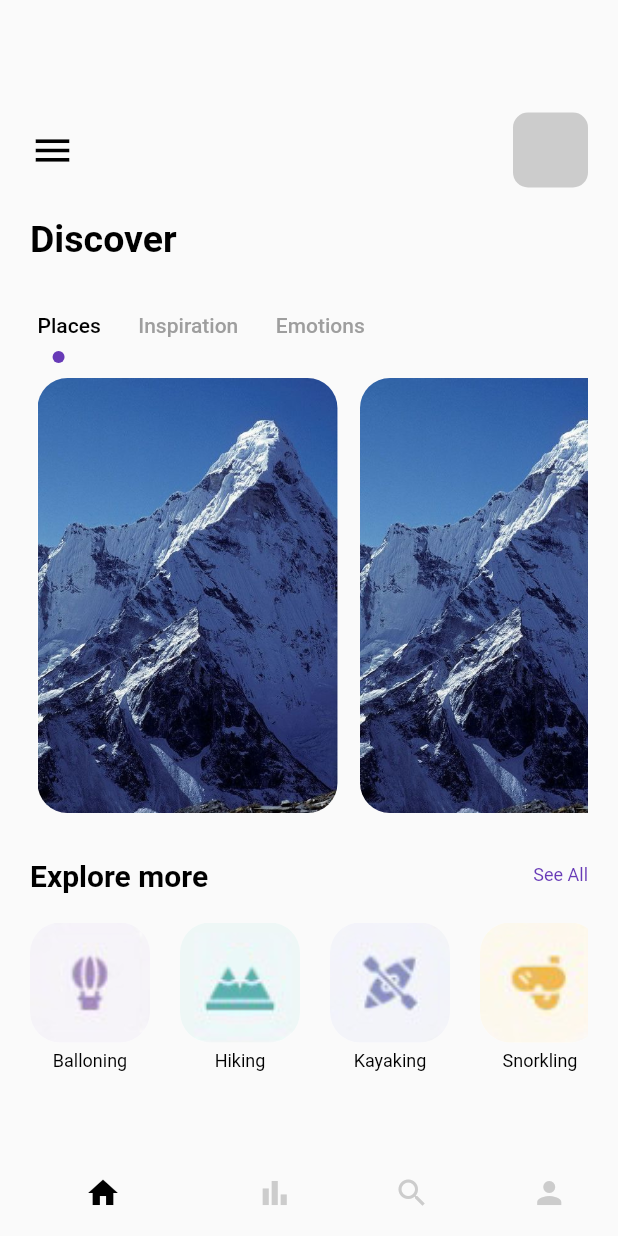
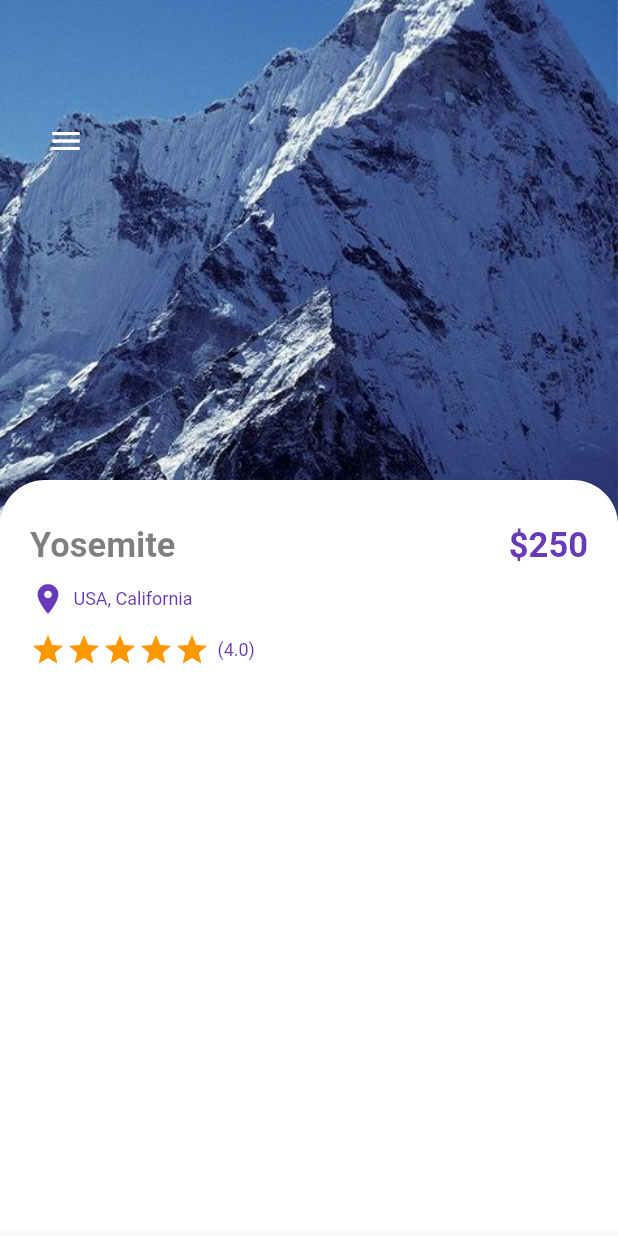
Before and after one commit to BiscochoChloie/travelapp_bloc_cubit, a Flutter app: the screen it shows after launch, on a phone screen of 412 x 824 dp. Run offline on Flutter 3.47's test engine with Material 2 defaults, Android fonts, the phone set to English and light mode, and no system bars.

Commit message:
WIP. details page

```diff
--- a/lib/main.dart
+++ b/lib/main.dart
@@ -1,4 +1,5 @@
 import 'package:flutter/material.dart';
+import 'package:travelapp_bloc_cubit/pages/detail_page.dart';
 import 'package:travelapp_bloc_cubit/pages/navpages/main_page.dart';
 import 'package:travelapp_bloc_cubit/pages/welcome_page.dart';
 
@@ -17,6 +18,6 @@
         theme: ThemeData(
           primarySwatch: Colors.blue,
         ),
-        home: const MainPage());
+        home: const DetailPage());
   }
 }
--- /dev/null
+++ b/lib/pages/detail_page.dart
@@ -0,0 +1,113 @@
+import 'package:flutter/material.dart';
+import 'package:flutter/src/widgets/container.dart';
+import 'package:flutter/src/widgets/framework.dart';
+import 'package:travelapp_bloc_cubit/widget/text_widget.dart';
+
+class DetailPage extends StatefulWidget {
+  const DetailPage({super.key});
+
+  @override
+  State<DetailPage> createState() => _DetailPageState();
+}
+
+class _DetailPageState extends State<DetailPage> {
+  @override
+  Widget build(BuildContext context) {
+    return Scaffold(
+      body: Container(
+          width: double.maxFinite,
+          height: double.maxFinite,
+          child: Stack(
+            children: [
+              Positioned(
+                  child: Container(
+                width: double.maxFinite,
+                height: 350,
+                decoration: BoxDecoration(
+                  image: DecorationImage(
+                      image: AssetImage('assets/images/mountain.jpeg'),
+                      fit: BoxFit.cover),
+                ),
+              )),
+              Positioned(
+                  top: 70,
+                  left: 20,
+                  child: Row(
+                    children: [
+                      IconButton(
+                        onPressed: (() {}),
+                        icon: Icon(Icons.menu),
+                        color: Colors.white,
+                      )
+                    ],
+                  )),
+              Positioned(
+                  top: 320,
+                  child: Container(
+                    padding: EdgeInsets.only(left: 20, right: 20, top: 30),
+                    width: MediaQuery.of(context).size.width,
+                    height: 500,
+                    decoration: BoxDecoration(
+                        color: Colors.white,
+                        borderRadius: BorderRadius.only(
+                          topLeft: Radius.circular(30),
+                          topRight: Radius.circular(30),
+                        )),
+                    child: Column(
+                      crossAxisAlignment: CrossAxisAlignment.start,
+                      children: [
+                        Row(
+                          mainAxisAlignment: MainAxisAlignment.spaceBetween,
+                          children: [
+                            BoldTextWidget(
+                              text: 'Yosemite',
+                              color: Colors.black.withOpacity(0.5),
+                              size: 23,
+                            ),
+                            BoldTextWidget(
+                              text: "\$250",
+                              color: Colors.deepPurple,
+                              size: 23,
+                            )
+                          ],
+                        ),
+                        SizedBox(height: 10),
+                        Row(
+                          children: [
+                            Icon(
+                              Icons.location_on,
+                              color: Colors.deepPurple,
+                            ),
+                            SizedBox(width: 5),
+                            MediumTextWidget(
+                              text: "USA, California",
+                              color: Colors.deepPurple,
+                            )
+                          ],
+                        ),
+                        SizedBox(height: 10),
+                        Row(
+                          children: [
+                            Wrap(
+                              children: List.generate(5, (index) {
+                                return Icon(
+                                  Icons.star,
+                                  color: Colors.orange[500],
+                                );
+                              }),
+                            ),
+                            SizedBox(width: 5),
+                            MediumTextWidget(
+                              text: "(4.0)",
+                              color: Colors.deepPurple,
+                            )
+                          ],
+                        )
+                      ],
+                    ),
+                  ))
+            ],
+          )),
+    );
+  }
+}
--- a/lib/pages/navpages/main_page.dart
+++ b/lib/pages/navpages/main_page.dart
@@ -1,6 +1,6 @@
 import 'package:flutter/material.dart';
 import 'package:travelapp_bloc_cubit/pages/navpages/bar_item_page.dart';
-import 'package:travelapp_bloc_cubit/pages/navpages/home_page.dart';
+import 'package:travelapp_bloc_cubit/pages/home_page.dart';
 import 'package:travelapp_bloc_cubit/pages/navpages/profile_page.dart';
 import 'package:travelapp_bloc_cubit/pages/navpages/search_page.dart';
 
--- a/lib/widget/text_widget.dart
+++ b/lib/widget/text_widget.dart
@@ -6,7 +6,7 @@
   final Color color;
 
   const BoldTextWidget(
-      {Key? key, this.size = 30, required this.text, this.color = Colors.black})
+      {Key? key, this.size = 12, required this.text, this.color = Colors.black})
       : super(key: key);
 
   @override
```
Also changed, not shown: lib/pages/home_page.dart (renamed from lib/pages/navpages/home_page.dart).
